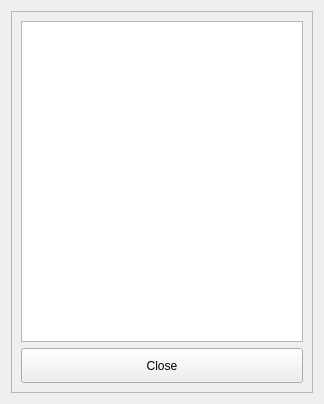
Old version of the form src/SyncInfo.ui in the repository ic005k/Knot-Legacy.
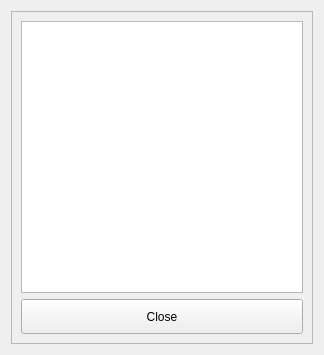
New version of the form.

Patch:
```diff
--- a/src/SyncInfo.ui
+++ b/src/SyncInfo.ui
@@ -7,7 +7,7 @@
     <x>0</x>
     <y>0</y>
     <width>324</width>
-    <height>404</height>
+    <height>355</height>
    </rect>
   </property>
   <property name="windowTitle">
```
